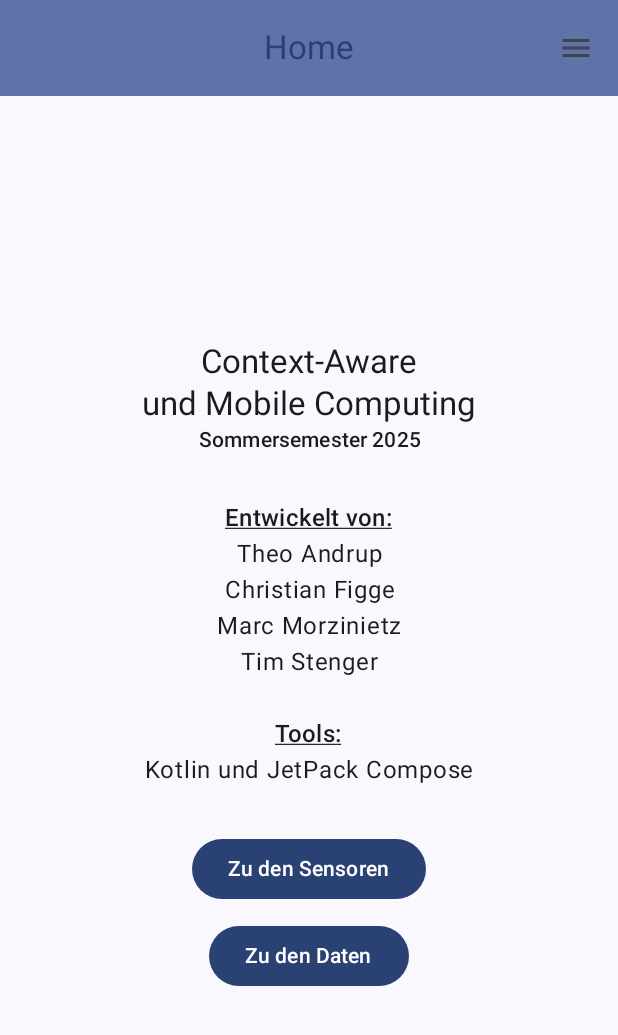
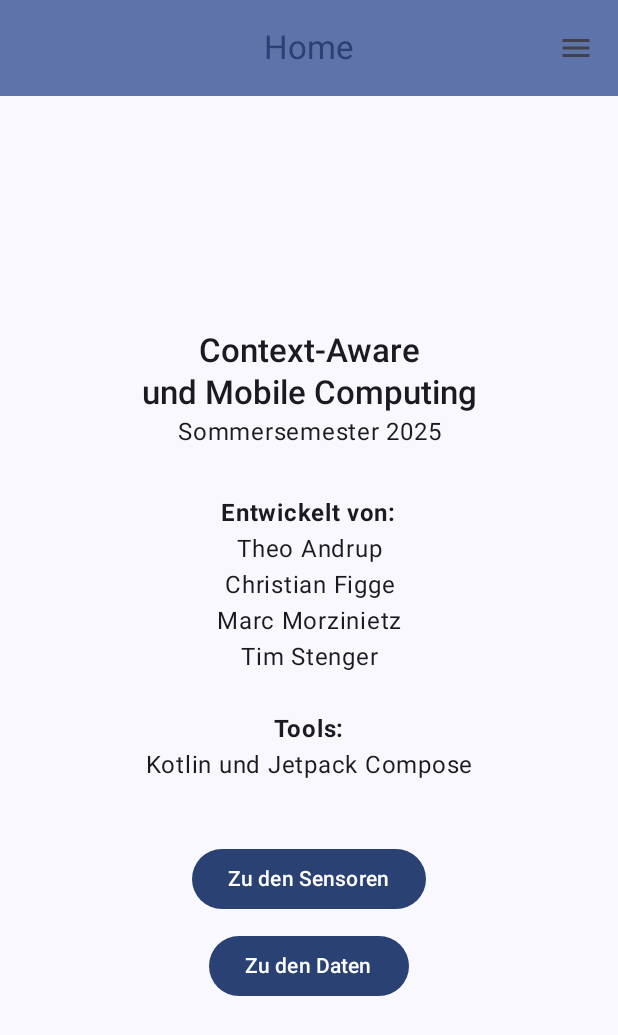
Before and after one commit to ChristianFigge/camc-praktikum1, an Android app built with Jetpack Compose: the screen it shows after launch (MainActivity), on a phone screen of 412 x 824 dp. Shown: the top 1035 px of the screen. Run offline under Robolectric (Android 15) with nearby library versions, the phone set to English and light mode, and no system bars.

Commit message:
HomeScreen typography, SensorDataPrint refactor

```diff
--- a/app/src/main/java/com/example/camc_praktikum1/ui/screens/HomeScreen.kt
+++ b/app/src/main/java/com/example/camc_praktikum1/ui/screens/HomeScreen.kt
@@ -4,15 +4,18 @@ import androidx.compose.foundation.layout.Arrangement
 import androidx.compose.foundation.layout.Column
 import androidx.compose.foundation.layout.Spacer
 import androidx.compose.foundation.layout.height
+import androidx.compose.foundation.rememberScrollState
+import androidx.compose.foundation.verticalScroll
 import androidx.compose.material3.Button
 import androidx.compose.material3.MaterialTheme
 import androidx.compose.material3.Text
 import androidx.compose.runtime.Composable
 import androidx.compose.ui.Alignment
 import androidx.compose.ui.Modifier
+import androidx.compose.ui.text.font.FontWeight
 import androidx.compose.ui.text.style.TextAlign
-import androidx.compose.ui.text.style.TextDecoration
 import androidx.compose.ui.unit.dp
+
 
 @Composable
 fun HomeScreen(
@@ -23,20 +26,26 @@ fun HomeScreen(
     Column(
         horizontalAlignment = Alignment.CenterHorizontally,
         verticalArrangement = Arrangement.Center,
+        modifier = Modifier.verticalScroll(rememberScrollState()),
     ) {
         Text(
             "Context-Aware\nund Mobile Computing",
             textAlign = TextAlign.Center,
-            style= MaterialTheme.typography.titleLarge)
+            fontWeight = FontWeight.Medium,
+            style= MaterialTheme.typography.titleLarge
+        )
         Text("Sommersemester 2025",
             textAlign = TextAlign.Center,
-            style= MaterialTheme.typography.titleSmall)
+            //style= MaterialTheme.typography.titleMedium
+        )
 
         Spacer(Modifier.height(30.dp))
 
         Text("Entwickelt von:",
-            textDecoration = TextDecoration.Underline,
-            style= MaterialTheme.typography.titleMedium)
+            fontWeight = FontWeight.Bold,
+            //textDecoration = TextDecoration.Underline,
+            //style= MaterialTheme.typography.titleMedium
+        )
         Text(
             "Theo Andrup\n" +
             "Christian Figge\n" +
@@ -49,14 +58,16 @@ fun HomeScreen(
         Text("")
 
         Text("Tools:",
-            textDecoration = TextDecoration.Underline,
-            style= MaterialTheme.typography.titleMedium)
+            fontWeight = FontWeight.Bold,
+            //textDecoration = TextDecoration.Underline,
+            //style= MaterialTheme.typography.titleMedium
+        )
         Text(
-            "Kotlin und JetPack Compose",
+            "Kotlin und Jetpack Compose",
             textAlign = TextAlign.Center
         )
 
-        Spacer(Modifier.height(30.dp))
+        Spacer(Modifier.height(40.dp))
 
         Button(
             content = { Text("Zu den Sensoren") },
--- a/app/src/main/java/com/example/camc_praktikum1/ui/screens/components/sensorpanel/PrintSensorData.kt
+++ b/app/src/main/java/com/example/camc_praktikum1/ui/screens/components/sensorpanel/PrintSensorData.kt
@@ -4,11 +4,8 @@ import androidx.compose.material3.Text
 import androidx.compose.runtime.Composable
 import androidx.compose.runtime.MutableState
 import androidx.compose.ui.Modifier
-import androidx.compose.ui.text.SpanStyle
-import androidx.compose.ui.text.buildAnnotatedString
 import androidx.compose.ui.text.style.TextAlign
 import androidx.compose.ui.text.style.TextDecoration
-import androidx.compose.ui.text.withStyle
 
 @Composable
 fun PrintSensorData(
@@ -16,6 +13,16 @@ fun PrintSensorData(
     dataString: MutableState<String>?,
     modifier: Modifier = Modifier
 ) {
+    Text(
+        label,
+        textDecoration = TextDecoration.Underline,
+    )
+    Text(
+        "${dataString?.value}",
+        textAlign = TextAlign.Center,
+    )
+
+    /*
     Text(
         text = buildAnnotatedString {
             withStyle(
@@ -30,4 +37,6 @@ fun PrintSensorData(
         textAlign = TextAlign.Center,
         modifier = modifier,
     )
+
+     */
 }
```
